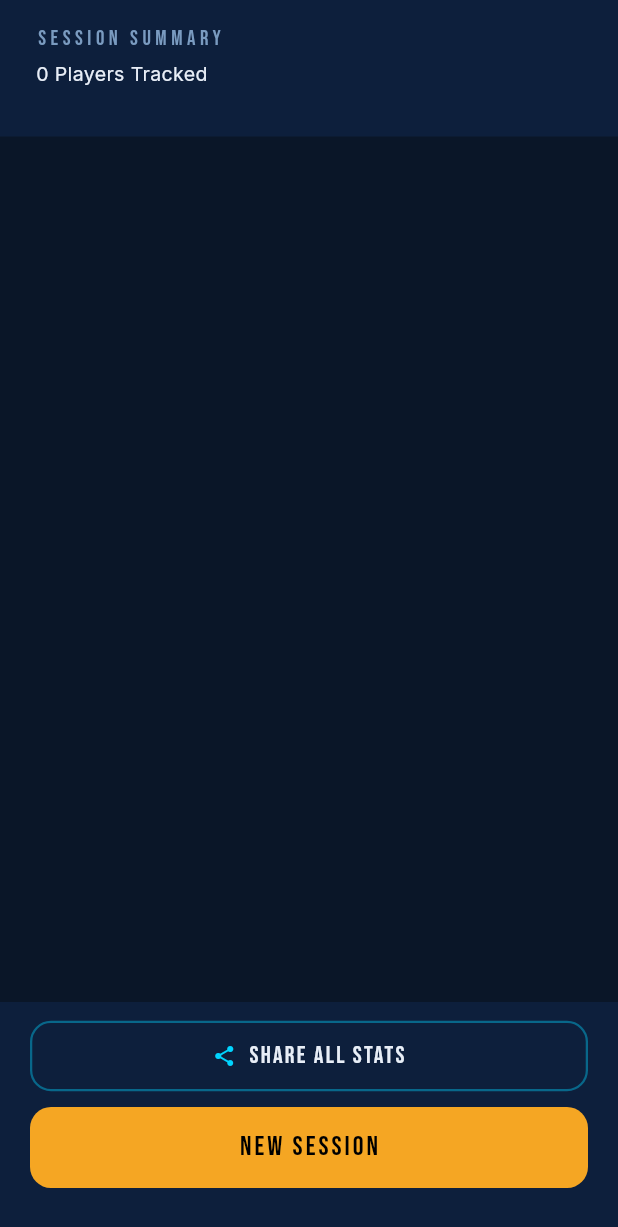
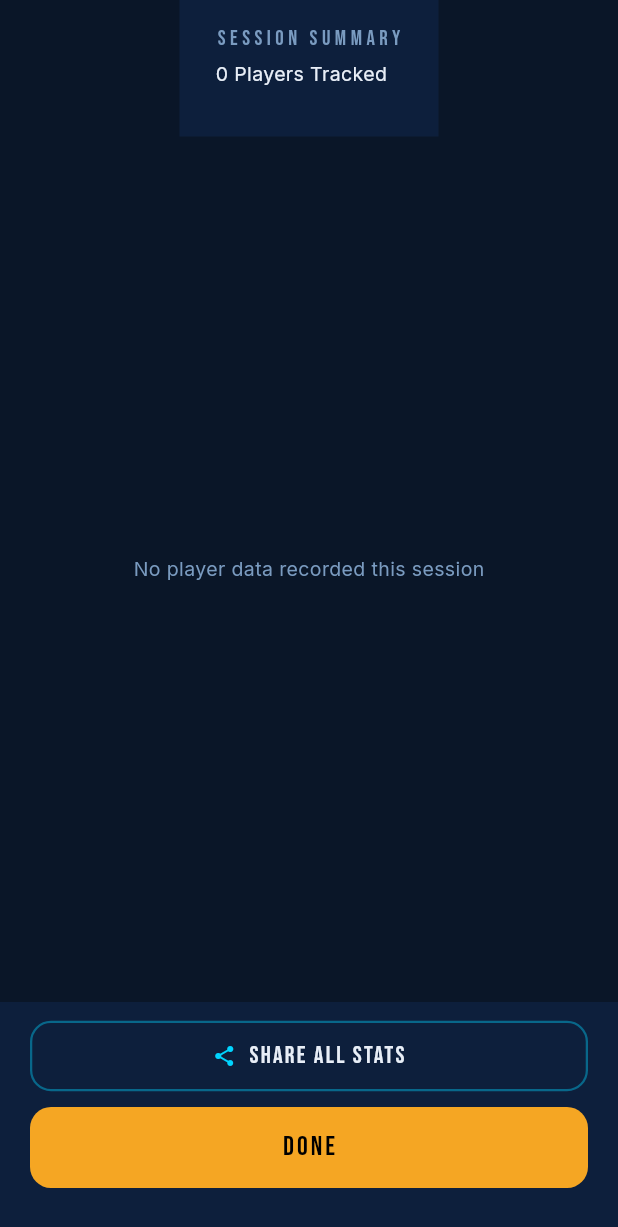
Before and after one commit to KhanoS1234/Volleytrack, a Flutter app: the MultiStatsView screen opened directly with empty values, after a tap on "SHARE ALL STATS", on a phone screen of 412 x 824 dp. Shown: the top 1227 px of the screen. Run offline on Flutter 3.47's test engine with Material 3 defaults, Android fonts, the light colour scheme and no system bars; our stand-ins replace camera, google_fonts, share_plus, sqflite; missing offline and left inert: google_mlkit_commons, google_mlkit_object_detection, google_mlkit_pose_detection, google_mlkit_text_recognition; accounts and stored records are empty.

Commit message:
Fix remaining references to deleted setup_view

```diff
--- a/lib/views/multi_stats_view.dart
+++ b/lib/views/multi_stats_view.dart
@@ -4,7 +4,7 @@
 import '../models/game_event.dart';
 import '../models/player_config.dart';
 import '../theme.dart';
-import 'setup_view.dart';
+import 'home_view.dart';
 
 class MultiStatsView extends StatefulWidget {
   final List<PlayerStats> playerStats;
@@ -57,7 +57,9 @@
                 const SizedBox(height: 16),
 
                 // Page indicator tabs
-                Row(
+                Wrap(
+                  spacing: 8,
+                  runSpacing: 8,
                   children: widget.players.asMap().entries.map((entry) {
                     final i = entry.key;
                     final p = entry.value;
@@ -70,7 +72,6 @@
                       },
                       child: AnimatedContainer(
                         duration: const Duration(milliseconds: 200),
-                        margin: const EdgeInsets.only(right: 8),
                         padding: const EdgeInsets.symmetric(horizontal: 14, vertical: 8),
                         decoration: BoxDecoration(
                           color: isActive ? p.color.withValues(alpha: 0.2) : VTColors.surface,
@@ -98,7 +99,11 @@
 
           // Swipeable player stats
           Expanded(
-            child: PageView(
+            child: widget.players.isEmpty
+                ? Center(
+                    child: Text('No player data recorded this session',
+                      style: GoogleFonts.inter(color: VTColors.textDim, fontSize: 13)))
+                : PageView(
                     controller: _pageController,
                     onPageChanged: (i) => setState(() => _currentPage = i),
                     children: widget.players.asMap().entries.map((entry) {
@@ -135,7 +140,7 @@
                   child: ElevatedButton(
                     onPressed: () => Navigator.pushAndRemoveUntil(
                       context,
-                      MaterialPageRoute(builder: (_) => const SetupView()),
+                      MaterialPageRoute(builder: (_) => const HomeView()),
                       (_) => false,
                     ),
                     style: ElevatedButton.styleFrom(
@@ -145,8 +150,7 @@
                       shape: RoundedRectangleBorder(borderRadius: BorderRadius.circular(14)),
                       elevation: 0,
                     ),
-                    child: Text('NEW SESSION',
-                      style: GoogleFonts.bebasNeue(fontSize: 18, letterSpacing: 2, color: Colors.black)),
+                    child: Text('DONE', style: GoogleFonts.bebasNeue(fontSize: 18, letterSpacing: 2, color: Colors.black)),
                   ),
                 ),
               ],
@@ -163,7 +167,7 @@
       final p = widget.players[i];
       final s = widget.playerStats[i];
       buffer.writeln('#${p.jersey} ${s.name}');
-      buffer.writeln('Time: ${s.formattedTime} | Hits: ${s.hits} | Blocks: ${s.blocks} | Pt%: ${s.pointPercentage}%');
+      buffer.writeln('Time: ${s.formattedTime} | Hits: ${s.hits} | Blocks: ${s.blocks} | Pt%: ${s.pointPercentage.round()}%');
       buffer.writeln();
     }
     Share.share(buffer.toString());
@@ -210,7 +214,6 @@
       child: Column(
         crossAxisAlignment: CrossAxisAlignment.start,
         children: [
-          // Player header
           Row(children: [
             Container(
               width: 10, height: 10,
@@ -230,7 +233,6 @@
 
           const SizedBox(height: 16),
 
-          // Stat cards
           GridView.count(
             shrinkWrap: true,
             physics: const NeverScrollableScrollPhysics(),
@@ -239,16 +241,15 @@
             mainAxisSpacing: 10,
             childAspectRatio: 1.4,
             children: [
-              _StatCard(label: 'Hits',    value: '${s.hits}',   sub: s.hits == 0 ? 'No attacks' : '${(s.hits / (s.gameTimeSeconds / 60)).toStringAsFixed(1)}/min', color: VTColors.spikeGold, accent: p.color),
+              _StatCard(label: 'Hits',    value: '${s.hits}',   sub: s.hits == 0 ? 'No attacks' : (s.gameTimeSeconds > 0 ? '${(s.hits / (s.gameTimeSeconds / 60)).toStringAsFixed(1)}/min' : '—'), color: VTColors.spikeGold, accent: p.color),
               _StatCard(label: 'Blocks',  value: '${s.blocks}', sub: s.blocks == 0 ? 'No blocks' : '${s.blocks} stops', color: VTColors.blockCyan, accent: p.color),
-              _StatCard(label: 'Point %', value: '${s.pointPercentage}%', sub: '${s.points} scored', color: VTColors.pointGreen, accent: p.color),
+              _StatCard(label: 'Point %', value: '${s.pointPercentage.round()}%', sub: '${s.points} scored', color: VTColors.pointGreen, accent: p.color),
               _StatCard(label: 'Time',    value: s.formattedTime, sub: 'On court', color: VTColors.netWhite, accent: p.color, smallValue: true),
             ],
           ),
 
           const SizedBox(height: 16),
 
-          // Performance bars
           Text('PERFORMANCE', style: GoogleFonts.bebasNeue(fontSize: 14, letterSpacing: 2, color: VTColors.textDim)),
           const SizedBox(height: 10),
           Container(
@@ -269,7 +270,6 @@
 
           const SizedBox(height: 16),
 
-          // Event timeline
           if (s.events.isNotEmpty) ...[
             Text('EVENTS', style: GoogleFonts.bebasNeue(fontSize: 14, letterSpacing: 2, color: VTColors.textDim)),
             const SizedBox(height: 10),
```
Also changed, not shown: lib/views/select_players_view.dart (+31 -37 lines). Lines whose indentation alone changed are shown as unchanged.
